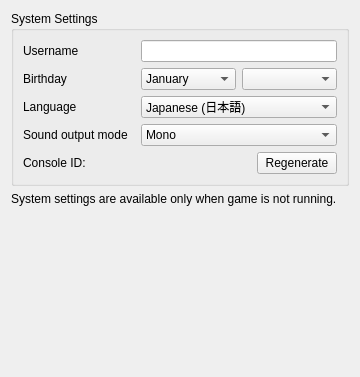
yuzu-emu/yuzu-canary, file src/yuzu/configuration/configure_system.ui: the form before one commit.
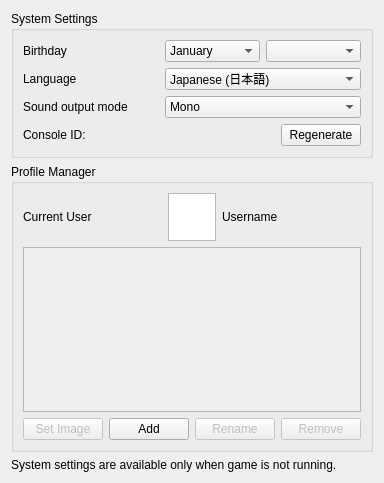
The form after the commit.

The edit to the form file:
```diff
--- a/src/yuzu/configuration/configure_system.ui
+++ b/src/yuzu/configuration/configure_system.ui
@@ -7,7 +7,7 @@
     <x>0</x>
     <y>0</y>
     <width>360</width>
-    <height>377</height>
+    <height>483</height>
    </rect>
   </property>
   <property name="windowTitle">
@@ -22,34 +22,28 @@
         <string>System Settings</string>
        </property>
        <layout class="QGridLayout" name="gridLayout">
-        <item row="0" column="0">
-         <widget class="QLabel" name="label_username">
-          <property name="text">
-           <string>Username</string>
-          </property>
-         </widget>
-        </item>
-        <item row="0" column="1">
-         <widget class="QLineEdit" name="edit_username">
-          <property name="sizePolicy">
-           <sizepolicy hsizetype="Preferred" vsizetype="Fixed">
-            <horstretch>0</horstretch>
-            <verstretch>0</verstretch>
-           </sizepolicy>
-          </property>
-          <property name="maxLength">
-           <number>32</number>
-          </property>
-         </widget>
-        </item>
         <item row="1" column="0">
+         <widget class="QLabel" name="label_language">
+          <property name="text">
+           <string>Language</string>
+          </property>
+         </widget>
+        </item>
+        <item row="0" column="0">
          <widget class="QLabel" name="label_birthday">
           <property name="text">
            <string>Birthday</string>
           </property>
          </widget>
         </item>
-        <item row="1" column="1">
+        <item row="3" column="0">
+         <widget class="QLabel" name="label_console_id">
+          <property name="text">
+           <string>Console ID:</string>
+          </property>
+         </widget>
+        </item>
+        <item row="0" column="1">
          <layout class="QHBoxLayout" name="horizontalLayout_birthday2">
           <item>
            <widget class="QComboBox" name="combo_birthmonth">
@@ -120,14 +114,7 @@
           </item>
          </layout>
         </item>
-        <item row="2" column="0">
-         <widget class="QLabel" name="label_language">
-          <property name="text">
-           <string>Language</string>
-          </property>
-         </widget>
-        </item>
-        <item row="2" column="1">
+        <item row="1" column="1">
          <widget class="QComboBox" name="combo_language">
           <property name="toolTip">
            <string>Note: this can be overridden when region setting is auto-select</string>
@@ -219,14 +206,14 @@
           </item>
          </widget>
         </item>
-        <item row="3" column="0">
+        <item row="2" column="0">
          <widget class="QLabel" name="label_sound">
           <property name="text">
            <string>Sound output mode</string>
           </property>
          </widget>
         </item>
-        <item row="3" column="1">
+        <item row="2" column="1">
          <widget class="QComboBox" name="combo_sound">
           <item>
            <property name="text">
@@ -245,14 +232,7 @@
           </item>
          </widget>
         </item>
-        <item row="4" column="0">
-         <widget class="QLabel" name="label_console_id">
-          <property name="text">
-           <string>Console ID:</string>
-          </property>
-         </widget>
-        </item>
-        <item row="4" column="1">
+        <item row="3" column="1">
          <widget class="QPushButton" name="button_regenerate_console_id">
           <property name="sizePolicy">
            <sizepolicy hsizetype="Fixed" vsizetype="Fixed">
@@ -271,6 +251,143 @@
        </layout>
       </widget>
      </item>
+     <item>
+      <widget class="QGroupBox" name="gridGroupBox">
+       <property name="title">
+        <string>Profile Manager</string>
+       </property>
+       <layout class="QGridLayout" name="gridLayout_2">
+        <property name="sizeConstraint">
+         <enum>QLayout::SetNoConstraint</enum>
+        </property>
+        <item row="0" column="0">
+         <layout class="QHBoxLayout" name="horizontalLayout_2">
+          <item>
+           <widget class="QLabel" name="label">
+            <property name="sizePolicy">
+             <sizepolicy hsizetype="Preferred" vsizetype="Minimum">
+              <horstretch>0</horstretch>
+              <verstretch>0</verstretch>
+             </sizepolicy>
+            </property>
+            <property name="text">
+             <string>Current User</string>
+            </property>
+           </widget>
+          </item>
+          <item>
+           <widget class="QGraphicsView" name="current_user_icon">
+            <property name="minimumSize">
+             <size>
+              <width>48</width>
+              <height>48</height>
+             </size>
+            </property>
+            <property name="maximumSize">
+             <size>
+              <width>48</width>
+              <height>48</height>
+             </size>
+            </property>
+            <property name="verticalScrollBarPolicy">
+             <enum>Qt::ScrollBarAlwaysOff</enum>
+            </property>
+            <property name="horizontalScrollBarPolicy">
+             <enum>Qt::ScrollBarAlwaysOff</enum>
+            </property>
+            <property name="interactive">
+             <bool>false</bool>
+            </property>
+           </widget>
+          </item>
+          <item>
+           <widget class="QLabel" name="current_user_username">
+            <property name="sizePolicy">
+             <sizepolicy hsizetype="Preferred" vsizetype="Minimum">
+              <horstretch>0</horstretch>
+              <verstretch>0</verstretch>
+             </sizepolicy>
+            </property>
+            <property name="text">
+             <string>Username</string>
+            </property>
+           </widget>
+          </item>
+         </layout>
+        </item>
+        <item row="1" column="0">
+         <widget class="QScrollArea" name="scrollArea">
+          <property name="sizePolicy">
+           <sizepolicy hsizetype="Expanding" vsizetype="Expanding">
+            <horstretch>0</horstretch>
+            <verstretch>0</verstretch>
+           </sizepolicy>
+          </property>
+          <property name="frameShape">
+           <enum>QFrame::StyledPanel</enum>
+          </property>
+          <property name="widgetResizable">
+           <bool>false</bool>
+          </property>
+         </widget>
+        </item>
+        <item row="2" column="0">
+         <layout class="QHBoxLayout" name="horizontalLayout_3">
+          <item>
+           <widget class="QPushButton" name="pm_set_image">
+            <property name="enabled">
+             <bool>false</bool>
+            </property>
+            <property name="text">
+             <string>Set Image</string>
+            </property>
+           </widget>
+          </item>
+          <item>
+           <spacer name="horizontalSpacer">
+            <property name="orientation">
+             <enum>Qt::Horizontal</enum>
+            </property>
+            <property name="sizeHint" stdset="0">
+             <size>
+              <width>40</width>
+              <height>20</height>
+             </size>
+            </property>
+           </spacer>
+          </item>
+          <item>
+           <widget class="QPushButton" name="pm_add">
+            <property name="text">
+             <string>Add</string>
+            </property>
+           </widget>
+          </item>
+          <item>
+           <widget class="QPushButton" name="pm_rename">
+            <property name="enabled">
+             <bool>false</bool>
+            </property>
+            <property name="text">
+             <string>Rename</string>
+            </property>
+           </widget>
+          </item>
+          <item>
+           <widget class="QPushButton" name="pm_remove">
+            <property name="enabled">
+             <bool>false</bool>
+            </property>
+            <property name="text">
+             <string>Remove</string>
+            </property>
+           </widget>
+          </item>
+         </layout>
+        </item>
+       </layout>
+      </widget>
+     </item>
      <item>
       <widget class="QLabel" name="label_disable_info">
        <property name="text">
@@ -281,19 +398,6 @@
        </property>
       </widget>
      </item>
-     <item>
-      <spacer name="verticalSpacer">
-       <property name="orientation">
-        <enum>Qt::Vertical</enum>
-       </property>
-       <property name="sizeHint" stdset="0">
-        <size>
-         <width>20</width>
-         <height>40</height>
-        </size>
-       </property>
-      </spacer>
-     </item>
     </layout>
    </item>
   </layout>
```
Left out of the diff: 50 changed lines with no effect on the pictures.
